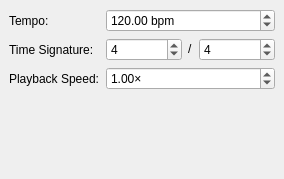
Old version of the form ui/MusicPropertiesWidget.ui in the repository BattyBovine/OpenDynamicCreator.
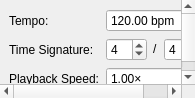
New version of the form.

Diff of the .ui file:
```diff
--- a/ui/MusicPropertiesWidget.ui
+++ b/ui/MusicPropertiesWidget.ui
@@ -6,10 +6,16 @@
    <rect>
     <x>0</x>
     <y>0</y>
-    <width>284</width>
-    <height>179</height>
+    <width>195</width>
+    <height>98</height>
    </rect>
   </property>
+  <property name="minimumSize">
+   <size>
+    <width>195</width>
+    <height>98</height>
+   </size>
+  </property>
   <property name="windowTitle">
    <string>ScrollArea</string>
   </property>
@@ -24,8 +30,8 @@
     <rect>
      <x>0</x>
      <y>0</y>
-     <width>284</width>
-     <height>179</height>
+     <width>195</width>
+     <height>98</height>
     </rect>
    </property>
    <layout class="QVBoxLayout" name="verticalLayout">
```
